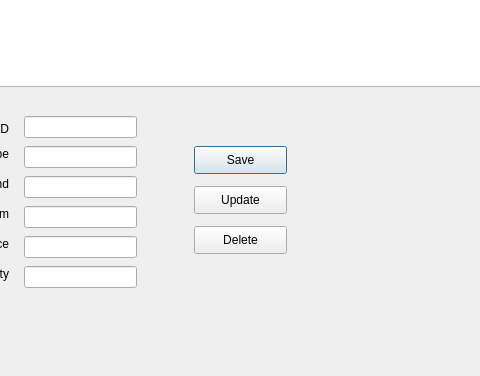
Old version of the form iteminfo.ui in the repository Aromakc/Retailhub; both pictures show x 316 to 796 and y 324 to 700 of the 1000 by 700 pixel window.
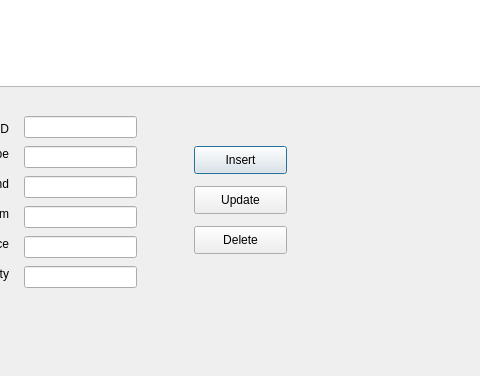
New version of the form.

Commit message: all in one window

```diff
--- a/iteminfo.ui
+++ b/iteminfo.ui
@@ -204,7 +204,7 @@
     </rect>
    </property>
    <property name="text">
-    <string>Save</string>
+    <string>Insert</string>
    </property>
   </widget>
   <widget class="QPushButton" name="update">
```
The commit also changes 4 other files.
